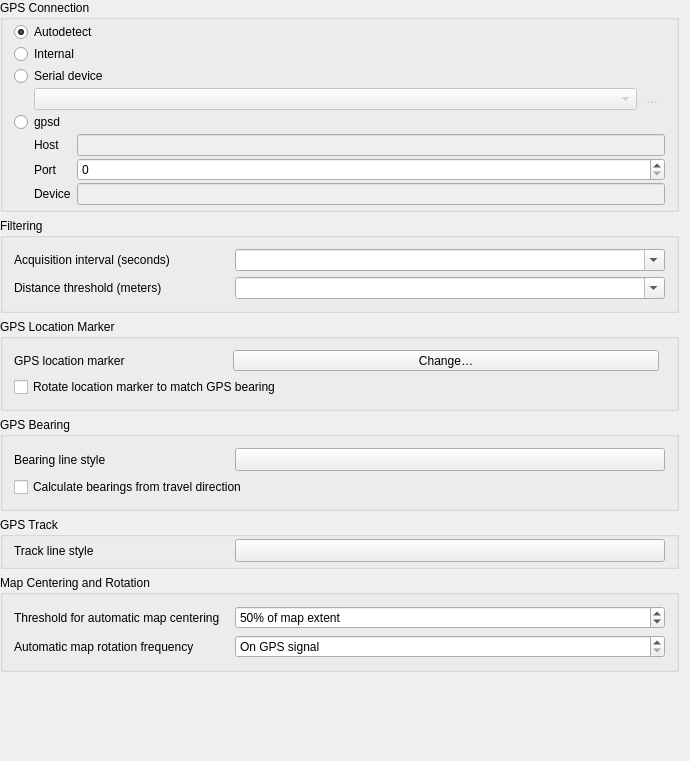
Above: src/ui/qgsgpsoptionswidgetbase.ui from qgis/QGIS before the change. Below: the same form after it.
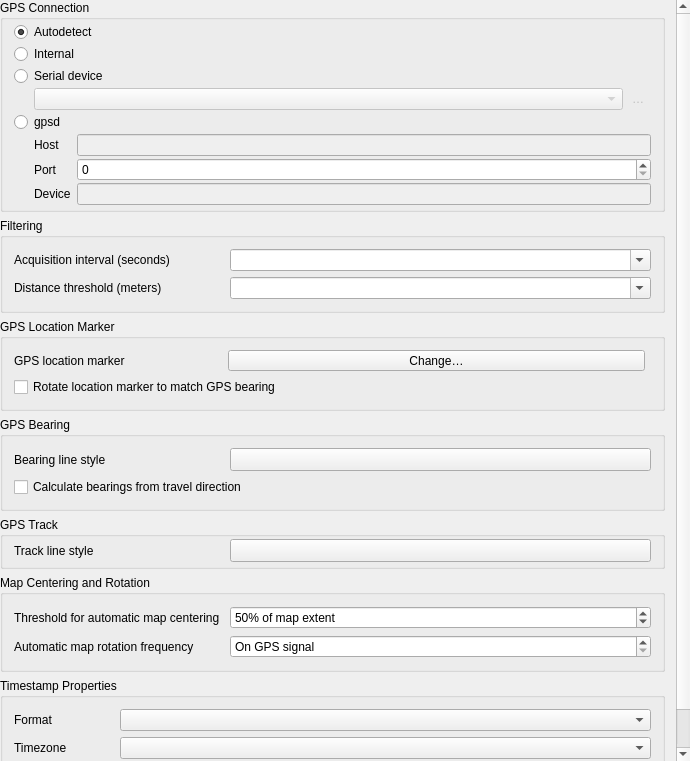
That is the form after the change. Icons and pictures are not drawn. Custom widgets are drawn as their Qt base class.

Commit message: Port time zone handling

```diff
--- a/src/ui/qgsgpsoptionswidgetbase.ui
+++ b/src/ui/qgsgpsoptionswidgetbase.ui
@@ -47,9 +47,9 @@
       <property name="geometry">
        <rect>
         <x>0</x>
-        <y>0</y>
-        <width>690</width>
-        <height>761</height>
+        <y>-137</y>
+        <width>676</width>
+        <height>898</height>
        </rect>
       </property>
       <layout class="QVBoxLayout" name="verticalLayout_2">
@@ -453,6 +453,48 @@
          </layout>
         </widget>
        </item>
+       <item>
+        <widget class="QGroupBox" name="mGboxTimestamp">
+         <property name="title">
+          <string>Timestamp Properties</string>
+         </property>
+         <layout class="QFormLayout" name="formLayout">
+          <item row="1" column="0">
+           <widget class="QLabel" name="mLblTimestampFormat">
+            <property name="text">
+             <string>Format</string>
+            </property>
+           </widget>
+          </item>
+          <item row="1" column="1">
+           <widget class="QComboBox" name="mCboTimestampFormat"/>
+          </item>
+          <item row="2" column="0">
+           <widget class="QLabel" name="mLblTimeZone">
+            <property name="text">
+             <string>Timezone</string>
+            </property>
+           </widget>
+          </item>
+          <item row="2" column="1">
+           <widget class="QComboBox" name="mCboTimeZones"/>
+          </item>
+          <item row="3" column="0">
+           <widget class="QCheckBox" name="mCbxLeapSeconds">
+            <property name="toolTip">
+             <string>Apply leap seconds correction by adding the seconds to GPS timestamp</string>
+            </property>
+            <property name="text">
+             <string>Leap seconds</string>
+            </property>
+           </widget>
+          </item>
+          <item row="3" column="1">
+           <widget class="QgsSpinBox" name="mLeapSeconds"/>
+          </item>
+         </layout>
+        </widget>
+       </item>
        <item>
         <spacer name="verticalSpacer">
          <property name="orientation">
@@ -480,11 +522,6 @@
    <header>qgsscrollarea.h</header>
    <container>1</container>
   </customwidget>
-  <customwidget>
-   <class>QgsSymbolButton</class>
-   <extends>QToolButton</extends>
-   <header>qgssymbolbutton.h</header>
-  </customwidget>
   <customwidget>
    <class>QgsCollapsibleGroupBoxBasic</class>
    <extends>QGroupBox</extends>
@@ -502,6 +539,11 @@
    <extends>QSpinBox</extends>
    <header>qgsspinbox.h</header>
   </customwidget>
+  <customwidget>
+   <class>QgsSymbolButton</class>
+   <extends>QToolButton</extends>
+   <header>qgssymbolbutton.h</header>
+  </customwidget>
  </customwidgets>
  <resources>
   <include location="../../images/images.qrc"/>
```
The commit also changes 13 other files.
